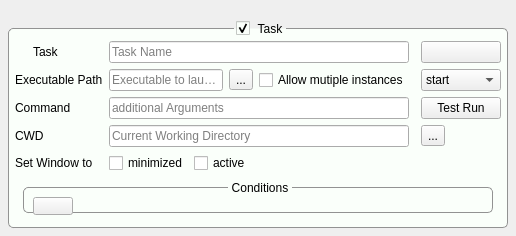
Qt form ui/task_widget.ui (tappi287/simmon_gui) before a commit.
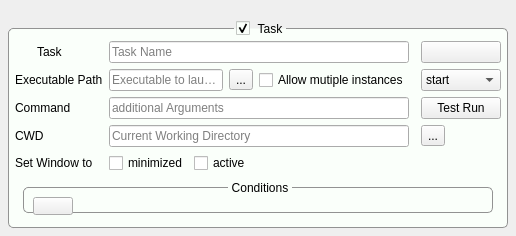
The same form after that commit. Icons and pictures are not drawn.

What changed in the file:
```diff
--- a/ui/task_widget.ui
+++ b/ui/task_widget.ui
@@ -200,7 +200,7 @@
         <item row="0" column="0">
          <layout class="QHBoxLayout" name="taskLabelLayout">
           <property name="spacing">
-           <number>4</number>
+           <number>8</number>
           </property>
           <item>
            <widget class="QLabel" name="taskIconLabel">
```
